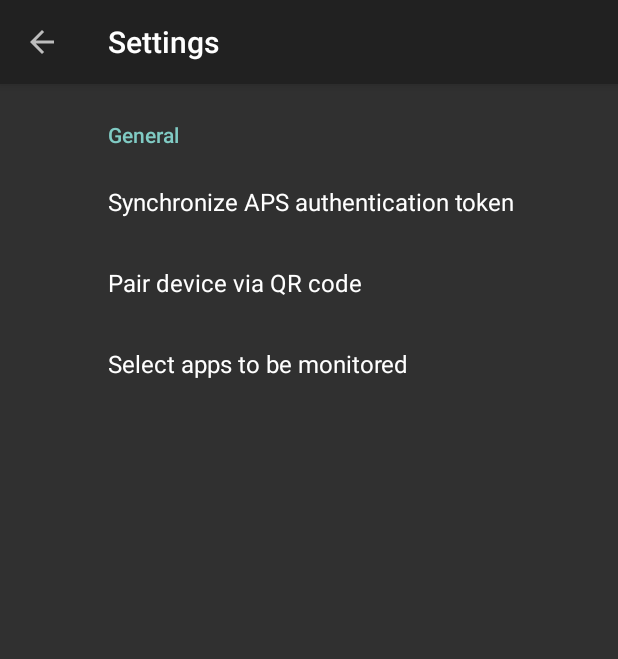
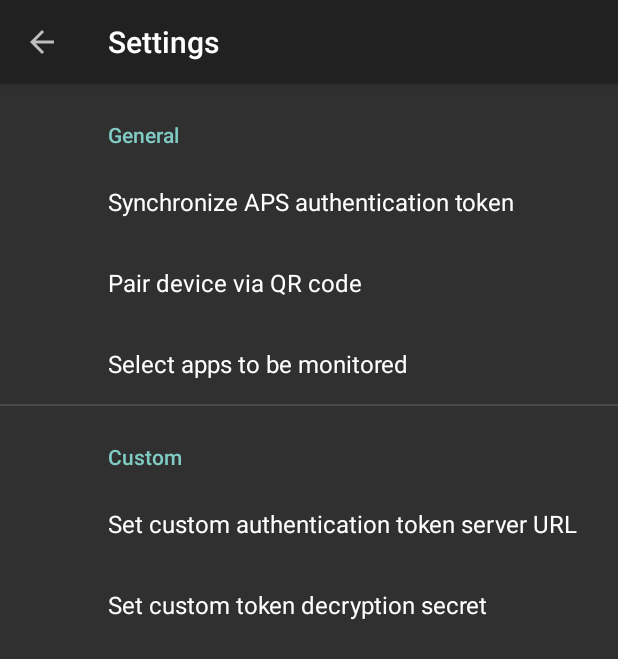
Before and after one commit to bi119aTe5hXk/A2IPNS, an Android app: the SettingsActivity screen opened directly, with no data from a screen before it, on a phone screen of 412 x 824 dp. Shown: the top 659 px of the screen. Run offline under Robolectric (Android 15) with nearby library versions, the phone set to English and light mode, and no system bars; our stand-ins replace androidx.preference.

Commit message:
Added settings for custom auth token server and secret

```diff
--- a/Android/app/src/main/java/org/xlfdll/a2pns/SettingsActivity.kt
+++ b/Android/app/src/main/java/org/xlfdll/a2pns/SettingsActivity.kt
@@ -1,7 +1,9 @@
 package org.xlfdll.a2pns
 
 import android.content.Intent
+import android.content.SharedPreferences
 import android.os.Bundle
+import androidx.appcompat.app.AlertDialog
 import androidx.appcompat.app.AppCompatActivity
 import androidx.preference.Preference
 import androidx.preference.PreferenceFragmentCompat
@@ -23,11 +25,43 @@ class SettingsActivity : AppCompatActivity() {
             .commit()
     }
 
-    class SettingsFragment : PreferenceFragmentCompat() {
+    class SettingsFragment : PreferenceFragmentCompat(),
+        SharedPreferences.OnSharedPreferenceChangeListener {
         override fun onCreatePreferences(savedInstanceState: Bundle?, rootKey: String?) {
             setPreferencesFromResource(R.xml.preferences, rootKey)
 
             initializePreferenceButtons()
+        }
+
+        override fun onSharedPreferenceChanged(
+            sharedPreferences: SharedPreferences?,
+            key: String?
+        ) {
+            val customAuthTokenURLKey = getString(R.string.pref_key_custom_auth_token_url)
+            val customAuthTokenSecretKey = getString(R.string.pref_key_custom_auth_token_secret)
+
+            when (key) {
+                customAuthTokenURLKey -> {
+                    if (sharedPreferences?.getString(key, null) == "") {
+                        sharedPreferences.edit()
+                            .putString(key, null)
+                            .putString(customAuthTokenSecretKey, null)
+                            .commit()
+                    }
+                }
+            }
+        }
+
+        override fun onResume() {
+            preferenceScreen.sharedPreferences.registerOnSharedPreferenceChangeListener(this)
+
+            super.onResume()
+        }
+
+        override fun onPause() {
+            preferenceScreen.sharedPreferences.unregisterOnSharedPreferenceChangeListener(this)
+
+            super.onPause()
         }
 
         private fun initializePreferenceButtons() {
--- a/Android/app/src/main/res/values/keys.xml
+++ b/Android/app/src/main/res/values/keys.xml
@@ -5,6 +5,8 @@
     <string name="pref_key_auth_token_update_date">AuthTokenUpdateDate</string>
     <string name="pref_key_device_token">DeviceToken</string>
     <string name="pref_key_selected_apps">SelectedApps</string>
+    <string name="pref_key_custom_auth_token_url">CustomAuthTokenURL</string>
+    <string name="pref_key_custom_auth_token_secret">CustomAuthTokenSecret</string>
 
     <string name="pref_ns_key_sync_auth_token">SyncAuthToken</string>
     <string name="pref_ns_key_pair_device">PairDevice</string>
--- a/Android/app/src/main/res/values/strings.xml
+++ b/Android/app/src/main/res/values/strings.xml
@@ -39,5 +39,10 @@
     <string name="pref_title_pair_device">Pair device via QR code</string>
     <string name="pref_title_sync_auth_token">Synchronize APS authentication token</string>
     <string name="pref_title_select_apps">Select apps to be monitored</string>
+
+    <string name="pref_category_title_custom">Custom</string>
+    <string name="pref_title_set_custom_auth_token_url">Set custom authentication token server URL</string>
+    <string name="pref_title_set_custom_auth_token_secret">Set custom token decryption secret</string>
+
     <string name="pref_title_action_bar_select_apps">Select Apps</string>
 </resources>
--- a/Android/app/src/main/res/xml/preferences.xml
+++ b/Android/app/src/main/res/xml/preferences.xml
@@ -1,18 +1,31 @@
-<androidx.preference.PreferenceScreen
-        xmlns:android="http://schemas.android.com/apk/res/android" xmlns:app="http://schemas.android.com/apk/res-auto">
+<androidx.preference.PreferenceScreen xmlns:android="http://schemas.android.com/apk/res/android"
+        xmlns:app="http://schemas.android.com/apk/res-auto">
 
-    <PreferenceCategory
-            app:title="@string/pref_category_title_general">
+    <PreferenceCategory app:title="@string/pref_category_title_general">
 
         <Preference
-                android:title="@string/pref_title_sync_auth_token"
-                android:key="@string/pref_ns_key_sync_auth_token"/>
+                android:key="@string/pref_ns_key_sync_auth_token"
+                android:title="@string/pref_title_sync_auth_token" />
         <Preference
-                android:title="@string/pref_title_pair_device"
-                android:key="@string/pref_ns_key_pair_device"/>
+                android:key="@string/pref_ns_key_pair_device"
+                android:title="@string/pref_title_pair_device" />
         <Preference
-                android:title="@string/pref_title_select_apps"
-                android:key="@string/pref_ns_key_select_apps"/>
+                android:key="@string/pref_ns_key_select_apps"
+                android:title="@string/pref_title_select_apps" />
+    </PreferenceCategory>
+    <PreferenceCategory app:title="@string/pref_category_title_custom">
+        <EditTextPreference
+                android:inputType="textUri"
+                android:key="@string/pref_key_custom_auth_token_url"
+                android:selectAllOnFocus="true"
+                android:singleLine="true"
+                android:title="@string/pref_title_set_custom_auth_token_url" />
+        <EditTextPreference
+                android:inputType="textVisiblePassword"
+                android:key="@string/pref_key_custom_auth_token_secret"
+                android:selectAllOnFocus="true"
+                android:singleLine="true"
+                android:title="@string/pref_title_set_custom_auth_token_secret" />
     </PreferenceCategory>
 
 </androidx.preference.PreferenceScreen>
--- a/Android/build.gradle
+++ b/Android/build.gradle
@@ -8,7 +8,7 @@ buildscript {
 
     }
     dependencies {
-        classpath 'com.android.tools.build:gradle:3.4.2'
+        classpath 'com.android.tools.build:gradle:3.5.0'
         classpath "org.jetbrains.kotlin:kotlin-gradle-plugin:$kotlin_version"
         // NOTE: Do not place your application dependencies here; they belong
         // in the individual module build.gradle files
```
Also changed, not shown: Android/app/src/main/java/org/xlfdll/a2pns/ViewHelper.kt (+21 -3 lines), Android/gradle/wrapper/gradle-wrapper.properties.
